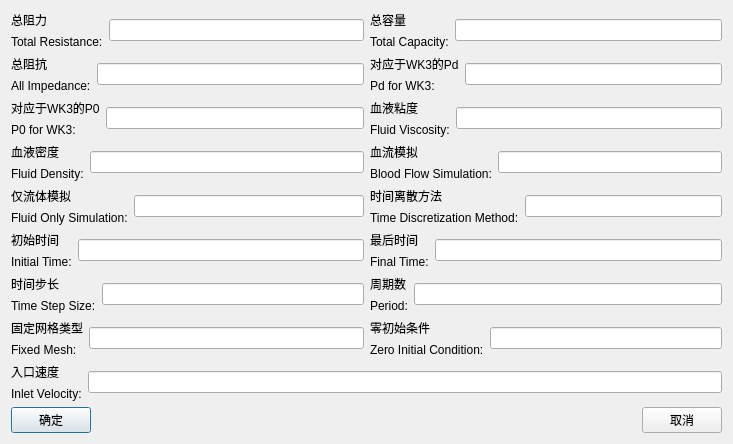
The window that ArteryTechQtProject/ArteryTechQtProject/QtArteryTechPhysicsSetupUI.ui (chenfeigen/HBFlowsSrc) describes before a commit, drawn with Qt 5.
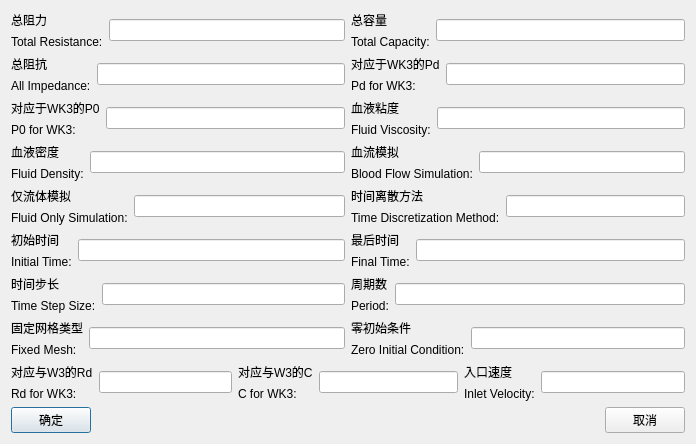
The same window after the commit.

```diff
--- a/ArteryTechQtProject/ArteryTechQtProject/QtArteryTechPhysicsSetupUI.ui
+++ b/ArteryTechQtProject/ArteryTechQtProject/QtArteryTechPhysicsSetupUI.ui
@@ -6,16 +6,16 @@
    <rect>
     <x>0</x>
     <y>0</y>
-    <width>733</width>
-    <height>421</height>
+    <width>696</width>
+    <height>423</height>
    </rect>
   </property>
   <property name="windowTitle">
    <string>QtArteryTechPhysicsSetupUI</string>
   </property>
-  <layout class="QVBoxLayout" name="verticalLayout_19">
+  <layout class="QVBoxLayout" name="verticalLayout_21">
    <item>
-    <layout class="QVBoxLayout" name="verticalLayout_18">
+    <layout class="QVBoxLayout" name="verticalLayout_20">
      <item>
       <layout class="QHBoxLayout" name="horizontalLayout_19">
        <item>
@@ -453,6 +453,58 @@
       </layout>
      </item>
      <item>
+      <layout class="QHBoxLayout" name="horizontalLayout_29">
+       <item>
+        <layout class="QHBoxLayout" name="horizontalLayout_27">
+         <item>
+          <layout class="QVBoxLayout" name="verticalLayout_18">
+           <item>
+            <widget class="QLabel" name="label_18">
+             <property name="text">
+              <string>对应与W3的Rd</string>
+             </property>
+            </widget>
+           </item>
+           <item>
+            <widget class="QLabel" name="RdForWK3Label">
+             <property name="text">
+              <string>Rd for WK3:</string>
+             </property>
+            </widget>
+           </item>
+          </layout>
+         </item>
+         <item>
+          <widget class="QLineEdit" name="RdForWK3LineEdit"/>
+         </item>
+        </layout>
+       </item>
+       <item>
+        <layout class="QHBoxLayout" name="horizontalLayout_28">
+         <item>
+          <layout class="QVBoxLayout" name="verticalLayout_19">
+           <item>
+            <widget class="QLabel" name="label_19">
+             <property name="text">
+              <string>对应与W3的C</string>
+             </property>
+            </widget>
+           </item>
+           <item>
+            <widget class="QLabel" name="CForWK3Lable">
+             <property name="text">
+              <string>C for WK3:</string>
+             </property>
+            </widget>
+           </item>
+          </layout>
+         </item>
+         <item>
+          <widget class="QLineEdit" name="CForWK3LineEdit"/>
+         </item>
+        </layout>
+       </item>
+       <item>
       <layout class="QHBoxLayout" name="horizontalLayout_17">
        <item>
         <layout class="QVBoxLayout" name="verticalLayout_17">
@@ -474,6 +526,8 @@
        </item>
        <item>
         <widget class="QLineEdit" name="InletVelocityLineEdit"/>
+         </item>
+        </layout>
        </item>
       </layout>
      </item>
```
Lines whose indentation alone changed are shown as unchanged.
